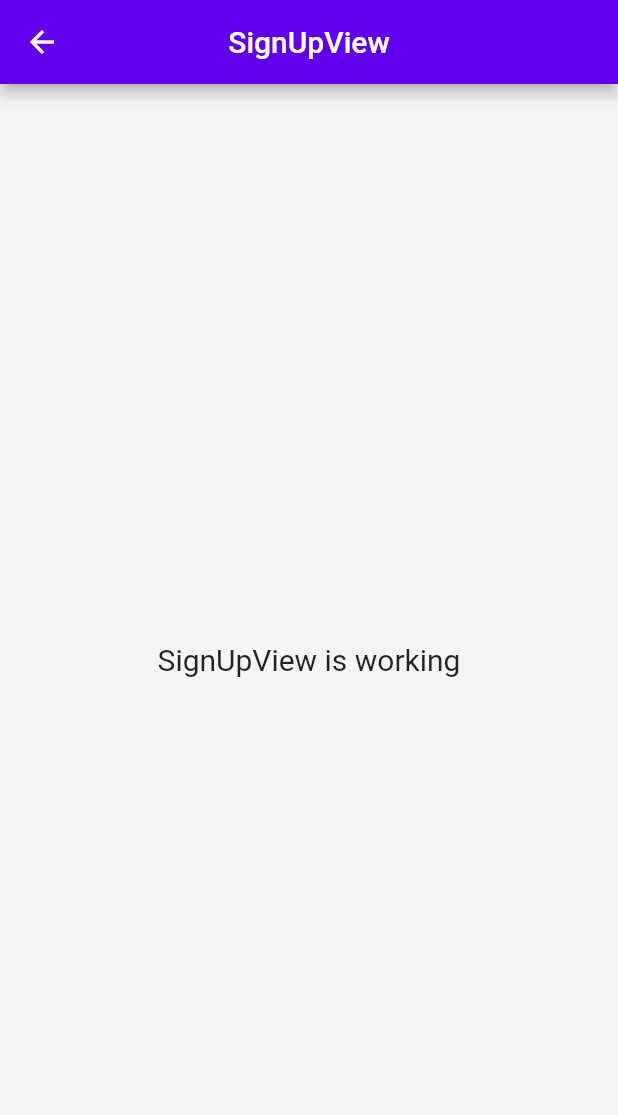
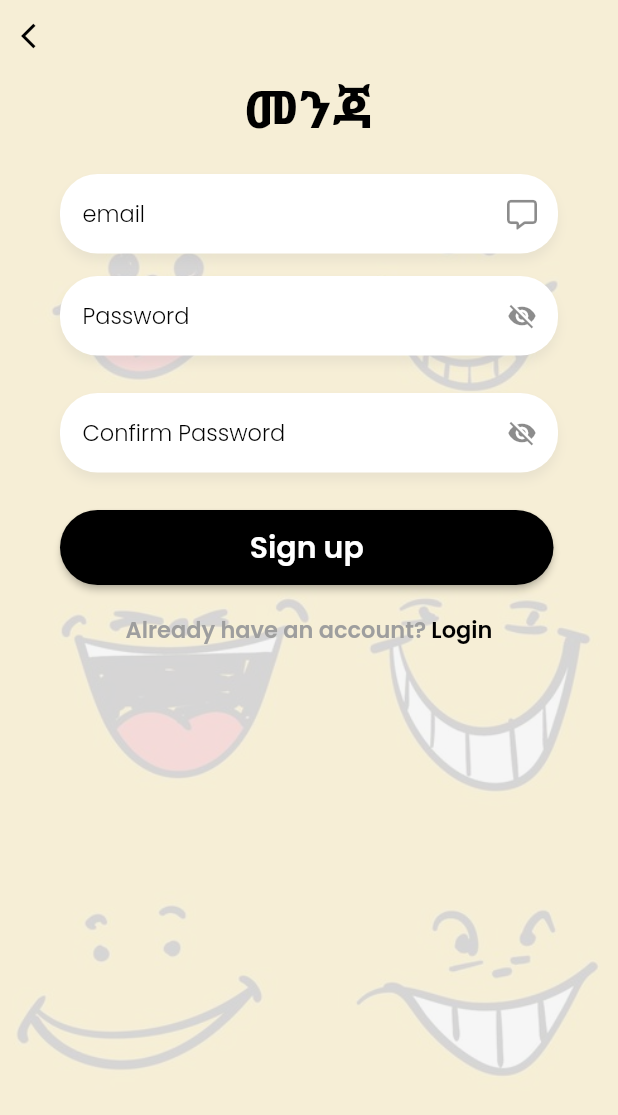
Before and after one commit to natiGg/laugh11, a Flutter app: the SignUpView screen opened by its route, on a phone screen of 412 x 824 dp. Shown: the top 1115 px of the screen. Run offline on Flutter 3.47's test engine with Material 2 defaults, Android fonts, the phone set to English and light mode, and no system bars; our stand-ins replace cached_network_image, flutter_native_splash, flutter_svg, font_awesome_flutter, get, get_storage and 8 more; accounts and stored records are empty; network calls fail; Roboto replaces fonts that are missing (Jiret).

Commit message:
design2:email

```diff
--- a/lib/app/modules/sign_up/views/sign_up_view.dart
+++ b/lib/app/modules/sign_up/views/sign_up_view.dart
@@ -1,22 +1,122 @@
 import 'package:flutter/material.dart';
 
 import 'package:get/get.dart';
+import 'package:google_fonts/google_fonts.dart';
 
+import '../../constants/constants.dart';
 import '../controllers/sign_up_controller.dart';
+import '../widgets/input_button.dart';
 
 class SignUpView extends GetView<SignUpController> {
   @override
   Widget build(BuildContext context) {
     return Scaffold(
-      appBar: AppBar(
-        title: Text('SignUpView'),
-        centerTitle: true,
-      ),
-      body: Center(
-        child: Text(
-          'SignUpView is working',
-          style: TextStyle(fontSize: 20),
-        ),
+      body: Stack(
+        children: [
+          Opacity(
+            opacity: 0.15,
+            child: Container(
+                child: Image.asset(
+              "assets/image/laugh_bg.jpg",
+              fit: BoxFit.cover,
+              height: defHeight,
+              width: defWidth,
+            )),
+          ),
+          ListView(
+            children: [
+              Row(
+                children: [
+                  IconButton(
+                      onPressed: () {
+                        Get.back();
+                      },
+                      icon: Icon(Icons.arrow_back_ios,
+                          size: 20, color: Colors.black))
+                ],
+              ),
+              Column(
+                mainAxisAlignment: MainAxisAlignment.center,
+                children: [
+                  Column(
+                    children: [
+                      Text(
+                        "መንጃ",
+                        style: TextStyle(
+                            fontFamily: "Jiret",
+                            color: Colors.black,
+                            fontWeight: FontWeight.w600,
+                            fontSize: 35),
+                      ),
+                      SizedBox(
+                        height: 20,
+                      ),
+                      Padding(
+                        padding: EdgeInsets.symmetric(horizontal: 40),
+                        child: Column(
+                          children: [
+                            makeInput(
+                              label: "email",
+                              obscuretext: false,
+                            ),
+                            SizedBox(
+                              height: 15,
+                            ),
+                            makeInput(
+                              label: "Password",
+                              obscuretext: true,
+                            ),
+                            SizedBox(
+                              height: 25,
+                            ),
+                            makeInput(
+                              label: "Confirm Password",
+                              obscuretext: true,
+                            ),
+                            SizedBox(
+                              height: 25,
+                            ),
+                            Button2(
+                              type: "Sign up",
+                            ),
+                            SizedBox(
+                              height: 15,
+                            ),
+                            Row(
+                              mainAxisAlignment: MainAxisAlignment.center,
+                              children: [
+                                Text("Already have an account? ",
+                                    style: GoogleFonts.poppins(
+                                        color: Colors.grey,
+                                        fontSize: 15,
+                                        fontWeight: FontWeight.w600)),
+                                GestureDetector(
+                                  onTap: () {
+                                    Get.toNamed("/signup");
+                                  },
+                                  child: Text(
+                                    "Login",
+                                    style: GoogleFonts.poppins(
+                                        color: Colors.black,
+                                        fontSize: 15,
+                                        fontWeight: FontWeight.w600),
+                                  ),
+                                ),
+                              ],
+                            ),
+                            SizedBox(
+                              height: 10,
+                            ),
+                          ],
+                        ),
+                      ),
+                    ],
+                  ),
+                ],
+              ),
+            ],
+          ),
+        ],
       ),
     );
   }
--- /dev/null
+++ b/lib/app/modules/sign_up/widgets/input_button.dart
@@ -0,0 +1,120 @@
+import 'package:flutter/material.dart';
+import 'package:font_awesome_flutter/font_awesome_flutter.dart';
+import 'package:get/get.dart';
+import 'package:google_fonts/google_fonts.dart';
+
+class makeInput extends StatefulWidget {
+  final label;
+  final bool obscuretext;
+  const makeInput({
+    Key? key,
+    required this.label,
+    required this.obscuretext,
+  }) : super(key: key);
+
+  @override
+  State<makeInput> createState() => _makeInputState();
+}
+
+class _makeInputState extends State<makeInput> {
+  bool _hiddenP = false;
+  @override
+  void initState() {
+    _hiddenP = widget.obscuretext;
+
+    // TODO: implement initState
+    super.initState();
+  }
+
+  @override
+  Widget build(BuildContext context) {
+    return Column(
+      crossAxisAlignment: CrossAxisAlignment.start,
+      children: [
+        Container(
+          decoration: BoxDecoration(
+              borderRadius: BorderRadius.circular(25),
+              color: Colors.white,
+              boxShadow: [
+                BoxShadow(
+                    color: Colors.grey.withOpacity(.15),
+                    blurRadius: 5,
+                    offset: Offset(0, 5))
+              ]),
+          child: Column(
+            children: [
+              Container(
+                child: TextFormField(
+                    obscureText: _hiddenP,
+                    decoration: InputDecoration(
+                        hintText: widget.label,
+                        hintStyle: GoogleFonts.poppins(
+                            color: Colors.black,
+                            fontWeight: FontWeight.w300,
+                            fontSize: 15),
+                        contentPadding:
+                            EdgeInsets.symmetric(vertical: 15, horizontal: 15),
+                        border: InputBorder.none,
+                        focusedBorder: InputBorder.none,
+                        enabledBorder: InputBorder.none,
+                        errorBorder: InputBorder.none,
+                        disabledBorder: InputBorder.none,
+                        suffixIcon: !widget.obscuretext
+                            ? Icon(
+                                FontAwesomeIcons.message,
+                                size: 20,
+                              )
+                            : IconButton(
+                                onPressed: () {
+                                  setState(() {
+                                    _hiddenP = !_hiddenP;
+                                  });
+                                },
+                                icon: Icon(
+                                  _hiddenP
+                                      ? Icons.visibility_off
+                                      : Icons.visibility,
+                                  size: 20,
+                                ),
+                              )),
+                    validator: (validator) {}),
+              ),
+            ],
+          ),
+        )
+      ],
+    );
+  }
+}
+
+class Button2 extends StatelessWidget {
+  final type;
+  const Button2({Key? key, required this.type}) : super(key: key);
+
+  @override
+  Widget build(BuildContext context) {
+    return Container(
+      padding: EdgeInsets.only(bottom: 3, right: 3),
+      decoration: BoxDecoration(
+        borderRadius: BorderRadius.circular(50),
+      ),
+      child: MaterialButton(
+          minWidth: double.infinity,
+          height: 50,
+          onPressed: () async {
+            if (type == 'Login') {
+              Get.toNamed("main");
+            }
+          },
+          elevation: 2,
+          color: Colors.black,
+          shape:
+              RoundedRectangleBorder(borderRadius: BorderRadius.circular(50)),
+          child: Text(type,
+              style: GoogleFonts.poppins(
+                  color: Colors.white,
+                  fontWeight: FontWeight.w600,
+                  fontSize: 20))),
+    );
+  }
+}
--- a/lib/app/routes/app_pages.dart
+++ b/lib/app/routes/app_pages.dart
@@ -12,6 +12,8 @@ import 'package:laugh1/app/modules/sign_up/bindings/sign_up_binding.dart';
 import 'package:laugh1/app/modules/sign_up/views/sign_up_view.dart';
 import 'package:laugh1/app/modules/splash/bindings/splash_binding.dart';
 import 'package:laugh1/app/modules/splash/views/splash_view.dart';
+
+import '../modules/sign_up/views/sign_up_email.dart';
 
 part 'app_routes.dart';
 
@@ -51,5 +53,10 @@ class AppPages {
       page: () => SignUpView(),
       binding: SignUpBinding(),
     ),
+    GetPage(
+      name: _Paths.SIGN_UP_EMAIL,
+      page: () => SignUpEmailView(),
+      binding: SignUpBinding(),
+    ),
   ];
 }
--- a/lib/app/routes/app_routes.dart
+++ b/lib/app/routes/app_routes.dart
@@ -10,6 +10,7 @@ abstract class Routes {
   static const PROFILE = _Paths.PROFILE;
   static const NOTIFICATIONS = _Paths.NOTIFICATIONS;
   static const SIGN_UP = _Paths.SIGN_UP;
+  static const SIGN_UP_EMAIL = _Paths.SIGN_UP_EMAIL;
 }
 
 abstract class _Paths {
@@ -19,4 +20,5 @@ abstract class _Paths {
   static const PROFILE = '/profile';
   static const NOTIFICATIONS = '/notifications';
   static const SIGN_UP = '/sign-up';
+  static const SIGN_UP_EMAIL = '/sign-up-social';
 }
--- a/pubspec.yaml
+++ b/pubspec.yaml
@@ -6,6 +6,7 @@ environment:
   sdk: '>=2.18.4 <3.0.0'
 
 dependencies:
+  google_sign_in: ^5.4.2
   dio: ^4.0.6
   image_picker: ^0.8.6
   cupertino_icons: ^1.0.2
```
Also changed, not shown: lib/app/modules/onboarding/views/onboarding_view.dart (+5 -5 lines), lib/app/modules/profile/views/profile_view.dart (+22 -9 lines), lib/app/modules/sign_up/views/sign_up_email.dart (added, +196 -0 lines), pubspec.lock.
